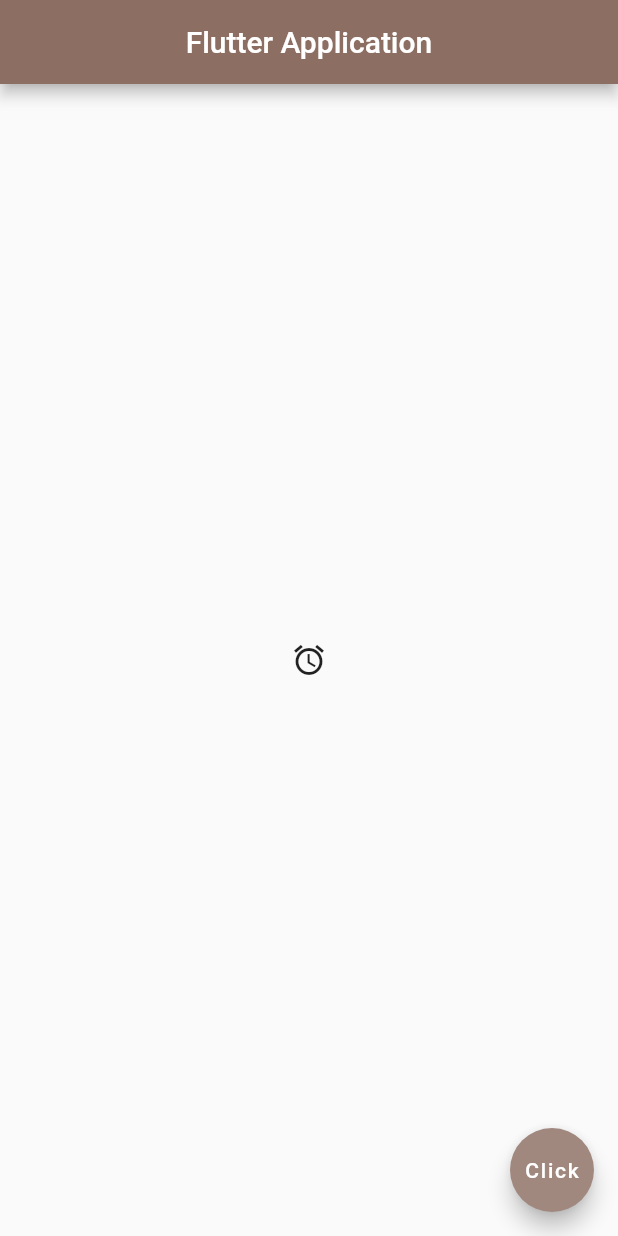
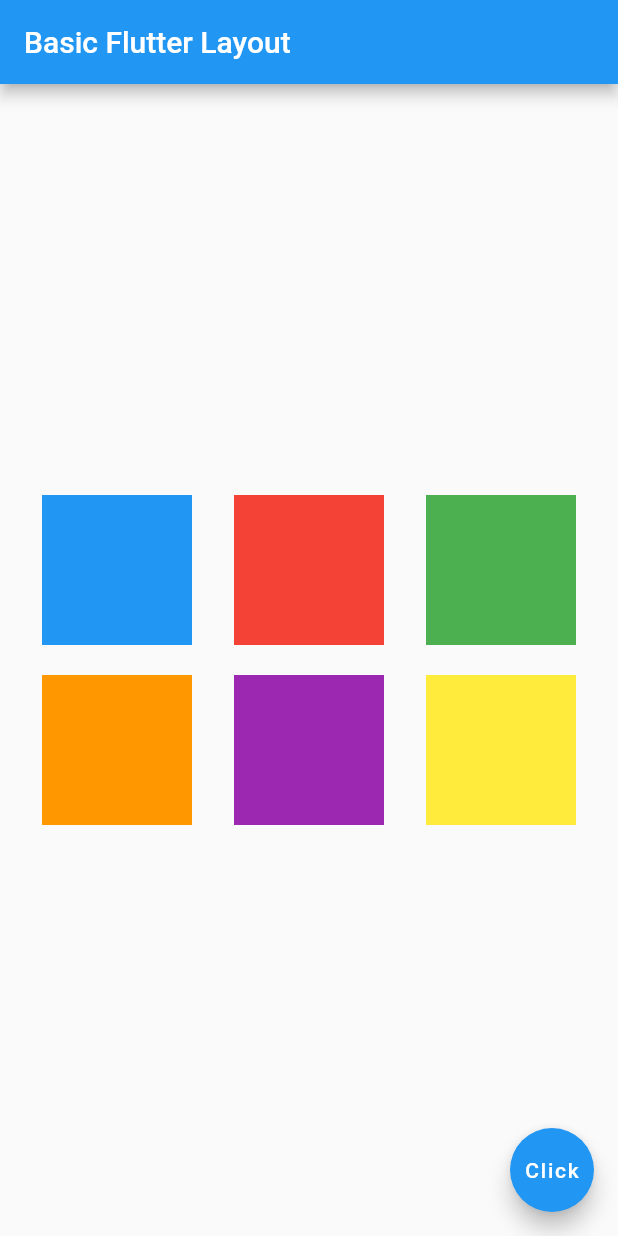
Before and after one commit to Nelofarzabi/Flutter_App, a Flutter app: the screen it shows after launch, on a phone screen of 412 x 824 dp. Run offline on Flutter 3.47's test engine with Material 2 defaults, Android fonts, the phone set to English and light mode, and no system bars.

Commit message:
Add rows and clumns

```diff
--- a/lib/main.dart
+++ b/lib/main.dart
@@ -1,25 +1,65 @@
 import 'package:flutter/material.dart';
 
-void main(){
-runApp(MaterialApp(
-  home: Home(),
-));
+void main() {
+  runApp(MyApp());
 }
 
-class Home extends StatelessWidget {
+class MyApp extends StatelessWidget {
   @override
   Widget build(BuildContext context) {
-    return Scaffold(
-  appBar: AppBar(title:Text(
-    'Flutter Application',
-      style: TextStyle(
-      color: Colors.white,
-    ),
-
-  ) , centerTitle: true, backgroundColor:Colors.brown[400],),
-     body: Center(child:Icon(Icons.access_alarm_outlined,)
-     ),
-  floatingActionButton: FloatingActionButton(onPressed: null , child:Text('Click') , backgroundColor: Colors.brown[300],),
- );
- }
+    return MaterialApp(
+      home: Scaffold(
+        appBar: AppBar(title: Text('Basic Flutter Layout',) ,),
+        body: Center(
+          child: Column(
+            mainAxisAlignment: MainAxisAlignment.center,
+            children: [
+              Row(
+                mainAxisAlignment: MainAxisAlignment.spaceEvenly,
+                children: [
+                  Container(
+                    width: 100,
+                    height: 100,
+                    color: Colors.blue,
+                  ),
+                  Container(
+                    width: 100,
+                    height: 100,
+                    color: Colors.red,
+                  ),
+                  Container(
+                    width: 100,
+                    height: 100,
+                    color: Colors.green,
+                  ),
+                ],
+              ),
+              SizedBox(height: 20),
+              Row(
+                mainAxisAlignment: MainAxisAlignment.spaceEvenly,
+                children: [
+                  Container(
+                    width: 100,
+                    height: 100,
+                    color: Colors.orange,
+                  ),
+                  Container(
+                    width: 100,
+                    height: 100,
+                    color: Colors.purple,
+                  ),
+                  Container(
+                    width: 100,
+                    height: 100,
+                    color: Colors.yellow,
+                  ),
+                ],
+              ),
+            ],
+          ),
+        ),
+        floatingActionButton: FloatingActionButton(onPressed: null , child: Text('Click'),),
+      ),
+    );
+  }
 }
```
